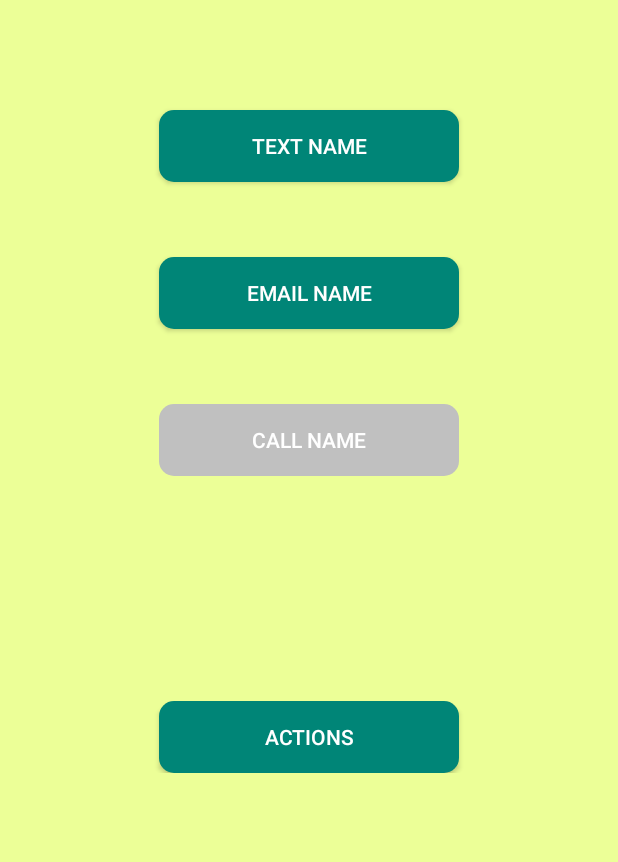
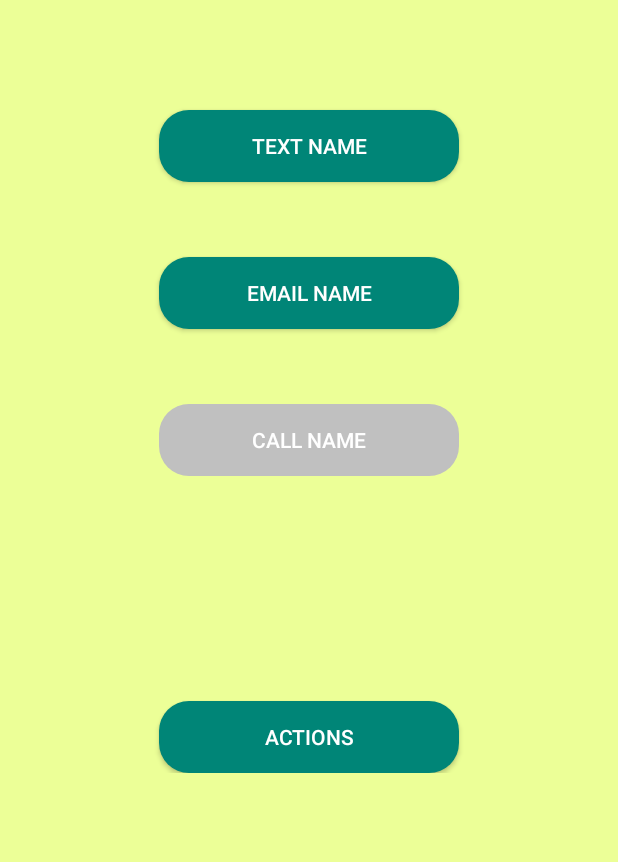
Before and after one commit to davidhmobley/ContactDavid3, an Android app: the screen it shows after launch (MainActivity), after a tap on an icon or button, on a phone screen of 412 x 824 dp. Shown: the part 256-1118 px from the top of the screen. Run offline under Robolectric (Android 15) with nearby library versions, the phone set to English and light mode, and no system bars.

Commit message:
make main buttons more round

```diff
--- a/app/src/main/res/drawable/text_button_default.xml
+++ b/app/src/main/res/drawable/text_button_default.xml
@@ -7,7 +7,7 @@
 			<solid
 				android:color="@color/button_default_color"/>
 		    <corners
-				android:radius="10dp"/>
+				android:radius="20dp"/>
 		</shape>
 	</item>
 </layer-list>
--- a/app/src/main/res/drawable/text_button_disabled.xml
+++ b/app/src/main/res/drawable/text_button_disabled.xml
@@ -7,7 +7,7 @@
 			<solid
 				android:color="@color/button_disabled_color"/>
 		    <corners
-				android:radius="10dp"/>
+				android:radius="20dp"/>
 		</shape>
 	</item>
 </layer-list>
--- a/app/src/main/res/drawable/text_button_pressed.xml
+++ b/app/src/main/res/drawable/text_button_pressed.xml
@@ -7,7 +7,7 @@
 			<solid
 				android:color="@color/button_pressed_color" />
 		    <corners
-				android:radius="10dp"/>
+				android:radius="20dp"/>
 		</shape>
 	</item>
 </layer-list>
```
